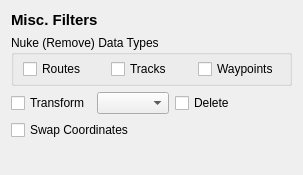
First picture: the form in gui/miscfltui.ui, repository GPSBabel/gpsbabel, before the edit.
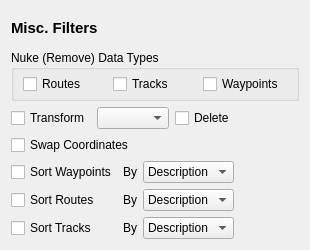
Second picture: the form after the edit.

Commit message:
hook GUI up to sort filter.
because the sort filter now works on waypoints
and/or routes and/or tracks the dialog is under
the Miscellaneous menu.

Patch:
```diff
--- a/gui/miscfltui.ui
+++ b/gui/miscfltui.ui
@@ -6,65 +6,24 @@
    <rect>
     <x>0</x>
     <y>0</y>
-    <width>303</width>
-    <height>175</height>
+    <width>310</width>
+    <height>250</height>
    </rect>
   </property>
   <property name="windowTitle">
    <string>Form</string>
   </property>
-  <layout class="QVBoxLayout" name="verticalLayout">
-   <item>
-    <widget class="QLabel" name="label">
-     <property name="font">
-      <font>
-       <pointsize>11</pointsize>
-       <weight>75</weight>
-       <bold>true</bold>
-      </font>
-     </property>
+  <layout class="QGridLayout" name="gridLayout_2">
+   <item row="0" column="0">
+    <layout class="QGridLayout" name="gridLayout">
+     <item row="5" column="0">
+      <widget class="QCheckBox" name="sortRteCheck">
      <property name="text">
-      <string>Misc. Filters</string>
+        <string>Sort Routes</string>
      </property>
     </widget>
    </item>
-   <item>
-    <widget class="QGroupBox" name="groupBox">
-     <property name="title">
-      <string>Nuke (Remove) Data Types</string>
-     </property>
-     <layout class="QHBoxLayout" name="horizontalLayout_2">
-      <property name="topMargin">
-       <number>4</number>
-      </property>
-      <property name="bottomMargin">
-       <number>4</number>
-      </property>
-      <item>
-       <widget class="QCheckBox" name="nukeRoutes">
-        <property name="text">
-         <string>Routes</string>
-        </property>
-       </widget>
-      </item>
-      <item>
-       <widget class="QCheckBox" name="nukeTracks">
-        <property name="text">
-         <string>Tracks</string>
-        </property>
-       </widget>
-      </item>
-      <item>
-       <widget class="QCheckBox" name="nukeWaypoints">
-        <property name="text">
-         <string>Waypoints</string>
-        </property>
-       </widget>
-      </item>
-     </layout>
-    </widget>
-   </item>
-   <item>
+     <item row="2" column="0" colspan="2">
     <layout class="QHBoxLayout" name="horizontalLayout">
      <item>
       <widget class="QCheckBox" name="transformCheck">
@@ -113,7 +72,141 @@
      </item>
     </layout>
    </item>
+     <item row="1" column="0" colspan="2">
+      <widget class="QGroupBox" name="groupBox">
+       <property name="title">
+        <string>Nuke (Remove) Data Types</string>
+       </property>
+       <layout class="QHBoxLayout" name="horizontalLayout_2">
+        <property name="topMargin">
+         <number>4</number>
+        </property>
+        <property name="bottomMargin">
+         <number>4</number>
+        </property>
    <item>
+         <widget class="QCheckBox" name="nukeRoutes">
+          <property name="text">
+           <string>Routes</string>
+          </property>
+         </widget>
+        </item>
+        <item>
+         <widget class="QCheckBox" name="nukeTracks">
+          <property name="text">
+           <string>Tracks</string>
+          </property>
+         </widget>
+        </item>
+        <item>
+         <widget class="QCheckBox" name="nukeWaypoints">
+          <property name="text">
+           <string>Waypoints</string>
+          </property>
+         </widget>
+        </item>
+       </layout>
+      </widget>
+     </item>
+     <item row="4" column="1">
+      <layout class="QHBoxLayout" name="horizontalLayout_3">
+       <item>
+        <widget class="QLabel" name="label_2">
+         <property name="text">
+          <string>By</string>
+         </property>
+        </widget>
+       </item>
+       <item>
+        <widget class="QComboBox" name="sortWptBy">
+         <item>
+          <property name="text">
+           <string>Description</string>
+          </property>
+         </item>
+         <item>
+          <property name="text">
+           <string>GCID</string>
+          </property>
+         </item>
+         <item>
+          <property name="text">
+           <string>Name</string>
+          </property>
+         </item>
+         <item>
+          <property name="text">
+           <string>Time</string>
+          </property>
+         </item>
+        </widget>
+       </item>
+       <item>
+        <spacer name="horizontalSpacer_2">
+         <property name="orientation">
+          <enum>Qt::Horizontal</enum>
+         </property>
+         <property name="sizeHint" stdset="0">
+          <size>
+           <width>40</width>
+           <height>20</height>
+          </size>
+         </property>
+        </spacer>
+       </item>
+      </layout>
+     </item>
+     <item row="4" column="0">
+      <widget class="QCheckBox" name="sortWptCheck">
+       <property name="text">
+        <string>Sort Waypoints</string>
+       </property>
+      </widget>
+     </item>
+     <item row="5" column="1">
+      <layout class="QHBoxLayout" name="horizontalLayout_4">
+       <item>
+        <widget class="QLabel" name="label_3">
+         <property name="text">
+          <string>By</string>
+         </property>
+        </widget>
+       </item>
+       <item>
+        <widget class="QComboBox" name="sortRteBy">
+         <item>
+          <property name="text">
+           <string>Description</string>
+          </property>
+         </item>
+         <item>
+          <property name="text">
+           <string>Name</string>
+          </property>
+         </item>
+         <item>
+          <property name="text">
+           <string>Number</string>
+          </property>
+         </item>
+        </widget>
+       </item>
+       <item>
+        <spacer name="horizontalSpacer_3">
+         <property name="orientation">
+          <enum>Qt::Horizontal</enum>
+         </property>
+         <property name="sizeHint" stdset="0">
+          <size>
+           <width>40</width>
+           <height>20</height>
+          </size>
+         </property>
+        </spacer>
+       </item>
+      </layout>
+     </item>
+     <item row="3" column="0" colspan="2">
     <widget class="QCheckBox" name="swapCheck">
      <property name="toolTip">
       <string>Swap Longitude and Latitudes for badly formatted data formats.</string>
@@ -126,18 +219,71 @@
      </property>
     </widget>
    </item>
+     <item row="0" column="0">
+      <widget class="QLabel" name="label">
+       <property name="font">
+        <font>
+         <pointsize>11</pointsize>
+         <weight>75</weight>
+         <bold>true</bold>
+        </font>
+       </property>
+       <property name="text">
+        <string>Misc. Filters</string>
+       </property>
+      </widget>
+     </item>
+     <item row="6" column="0">
+      <widget class="QCheckBox" name="sortTrkCheck">
+       <property name="text">
+        <string>Sort Tracks</string>
+       </property>
+      </widget>
+     </item>
+     <item row="6" column="1">
+      <layout class="QHBoxLayout" name="horizontalLayout_5">
    <item>
-    <spacer name="verticalSpacer">
+        <widget class="QLabel" name="label_4">
+         <property name="text">
+          <string>By</string>
+         </property>
+        </widget>
+       </item>
+       <item>
+        <widget class="QComboBox" name="sortTrkBy">
+         <item>
+          <property name="text">
+           <string>Description</string>
+          </property>
+         </item>
+         <item>
+          <property name="text">
+           <string>Name</string>
+          </property>
+         </item>
+         <item>
+          <property name="text">
+           <string>Number</string>
+          </property>
+         </item>
+        </widget>
+       </item>
+       <item>
+        <spacer name="horizontalSpacer_4">
      <property name="orientation">
-      <enum>Qt::Vertical</enum>
+          <enum>Qt::Horizontal</enum>
      </property>
      <property name="sizeHint" stdset="0">
       <size>
-       <width>20</width>
-       <height>1</height>
+           <width>40</width>
+           <height>20</height>
       </size>
      </property>
     </spacer>
+       </item>
+      </layout>
+     </item>
+    </layout>
    </item>
   </layout>
  </widget>
```
Lines whose indentation alone changed are shown as unchanged. The commit also changes 4 other files.
